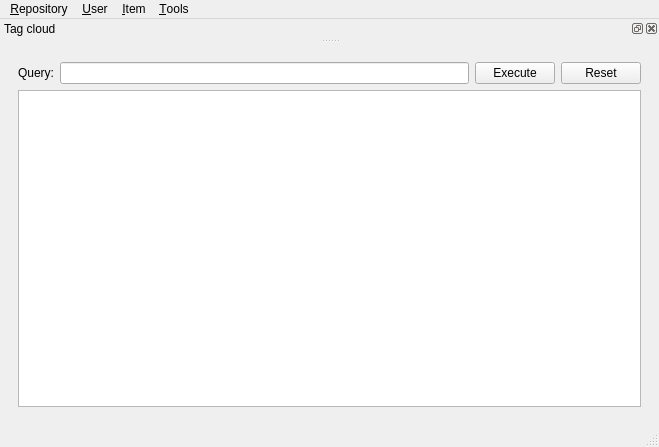
Before: the Qt Designer form ui/mainwindow.ui in vlkv/reggata, drawn with Qt 5.
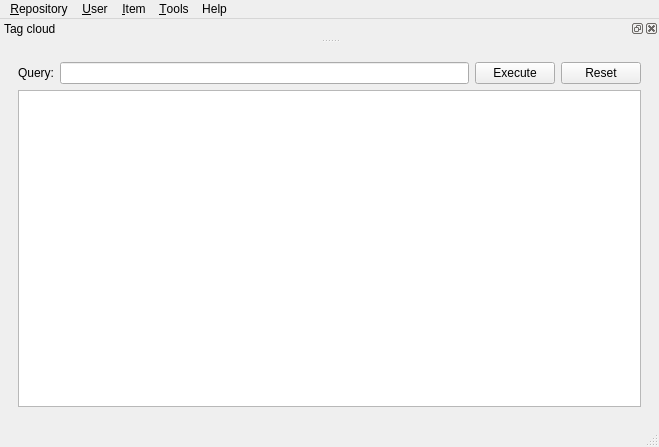
After: the same form once the commit is applied.

What changed in the file:
```diff
--- a/ui/mainwindow.ui
+++ b/ui/mainwindow.ui
@@ -97,10 +97,17 @@
     </property>
     <addaction name="action_tools_tag_cloud" />
    </widget>
+   <widget class="QMenu" name="menuHelp" >
+    <property name="title" >
+     <string>Help</string>
+    </property>
+    <addaction name="action_help_about" />
+   </widget>
    <addaction name="menu_repo" />
    <addaction name="menu" />
    <addaction name="menuItem" />
    <addaction name="menuTools" />
+   <addaction name="menuHelp" />
   </widget>
   <widget class="QStatusBar" name="statusbar" />
   <widget class="QDockWidget" name="dockWidget_tag_cloud" >
```
Left out of the diff: 5 changed lines with no effect on the pictures.
